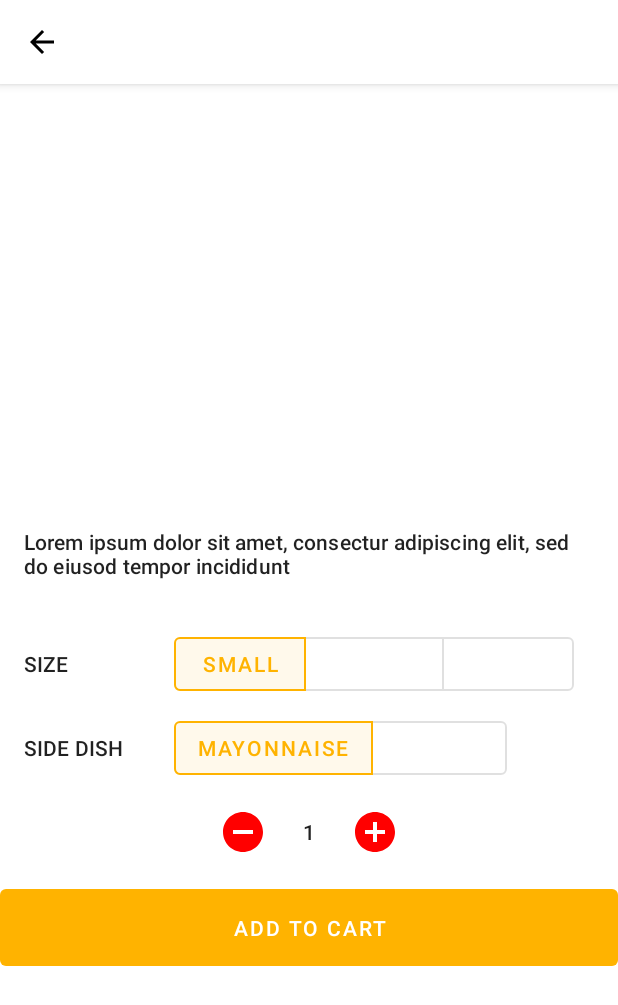
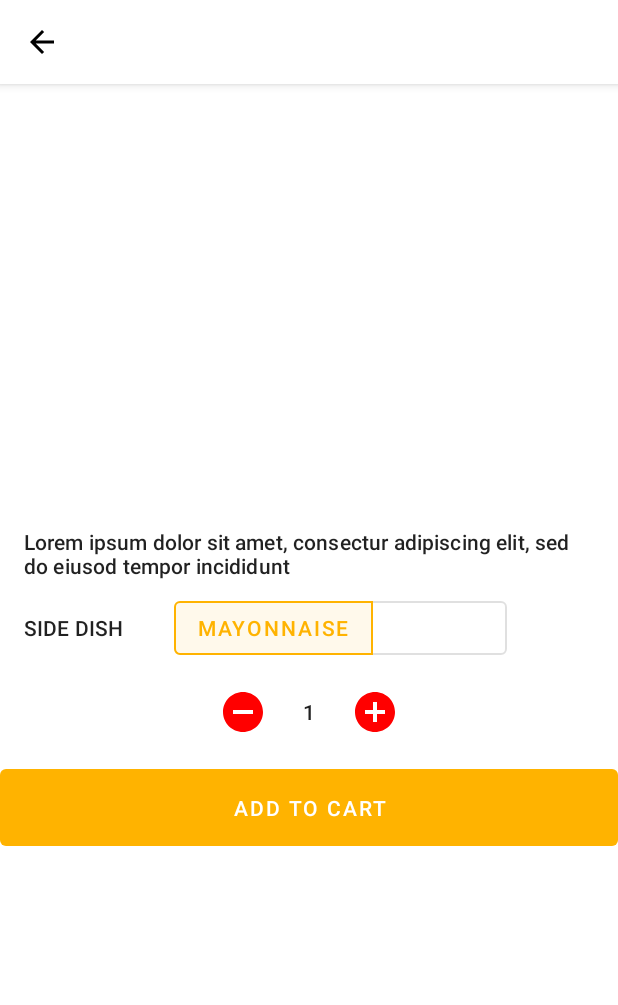
Before and after one commit to Rashmeet14/finalproject2020, an Android app: the ProductDetailActivity screen opened directly, with no data from a screen before it, on a phone screen of 412 x 824 dp. Shown: the top 1005 px of the screen. Run offline under Robolectric (Android 15) with nearby library versions, the light colour scheme and no system bars; 6 statements that could not run were skipped.

Commit message:
Remove size selector on product details

```diff
--- a/app/src/main/res/layout/activity_product_detail.xml
+++ b/app/src/main/res/layout/activity_product_detail.xml
@@ -74,60 +74,6 @@
                 android:layout_marginEnd="16dp"
                 android:text="@string/lorem_ipsum"
                 android:textAppearance="?textAppearanceSubtitle2" />
-
-            <LinearLayout
-                android:layout_width="match_parent"
-                android:layout_height="wrap_content"
-                android:layout_marginStart="16dp"
-                android:layout_marginTop="32dp"
-                android:layout_marginEnd="16dp"
-                android:orientation="horizontal">
-
-                <TextView
-                    android:layout_width="0dp"
-                    android:layout_height="wrap_content"
-                    android:layout_gravity="center"
-                    android:layout_weight="0.3"
-                    android:text="@string/size"
-                    android:textAllCaps="true"
-                    android:textAppearance="?textAppearanceSubtitle2" />
-
-                <com.google.android.material.button.MaterialButtonToggleGroup
-                    android:id="@+id/size_selector"
-                    android:layout_width="0dp"
-                    android:layout_height="wrap_content"
-                    android:layout_marginStart="16dp"
-                    android:layout_weight="1"
-                    app:checkedButton="@id/small"
-                    app:singleSelection="true">
-
-                    <com.google.android.material.button.MaterialButton
-                        android:id="@+id/small"
-                        style="?attr/materialButtonOutlinedStyle"
-                        android:layout_width="wrap_content"
-                        android:layout_height="wrap_content"
-                        android:text="@string/small"
-                        android:textColor="@color/button_group_text" />
-
-                    <com.google.android.material.button.MaterialButton
-                        android:id="@+id/medium"
-                        style="?attr/materialButtonOutlinedStyle"
-                        android:layout_width="wrap_content"
-                        android:layout_height="wrap_content"
-                        android:text="@string/medium"
-                        android:textColor="@color/button_group_text" />
-
-                    <com.google.android.material.button.MaterialButton
-                        android:id="@+id/large"
-                        style="?attr/materialButtonOutlinedStyle"
-                        android:layout_width="wrap_content"
-                        android:layout_height="wrap_content"
-                        android:text="@string/large"
-                        android:textColor="@color/button_group_text" />
-
-                </com.google.android.material.button.MaterialButtonToggleGroup>
-
-            </LinearLayout>
 
             <LinearLayout
                 android:layout_width="match_parent"
```
